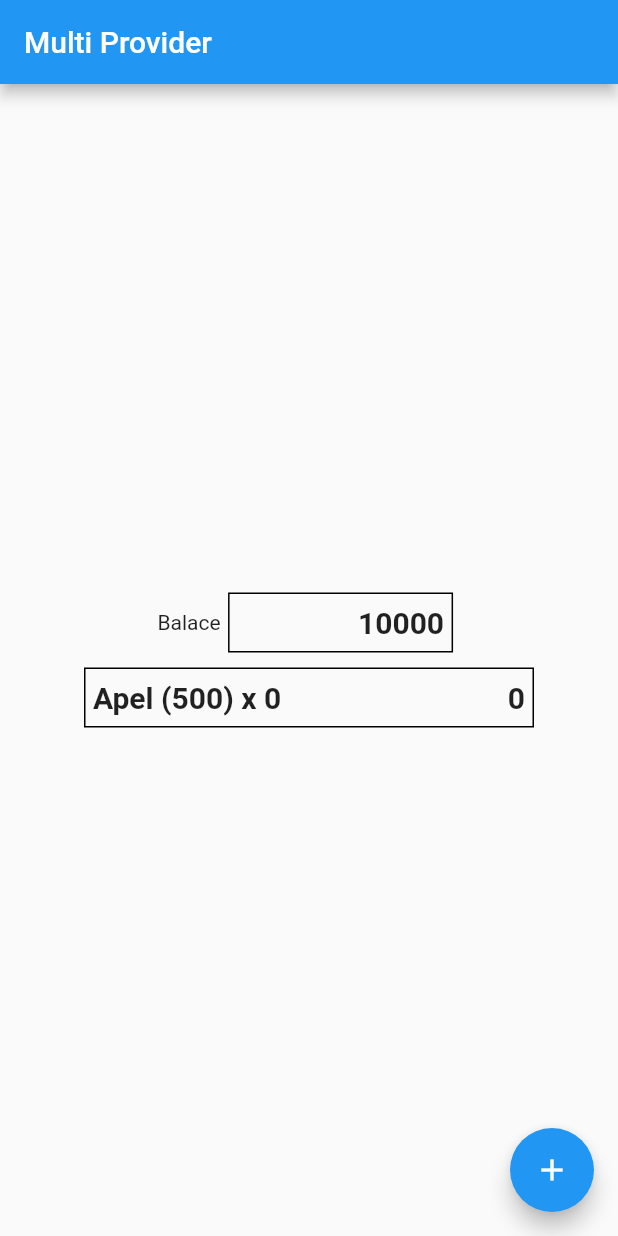
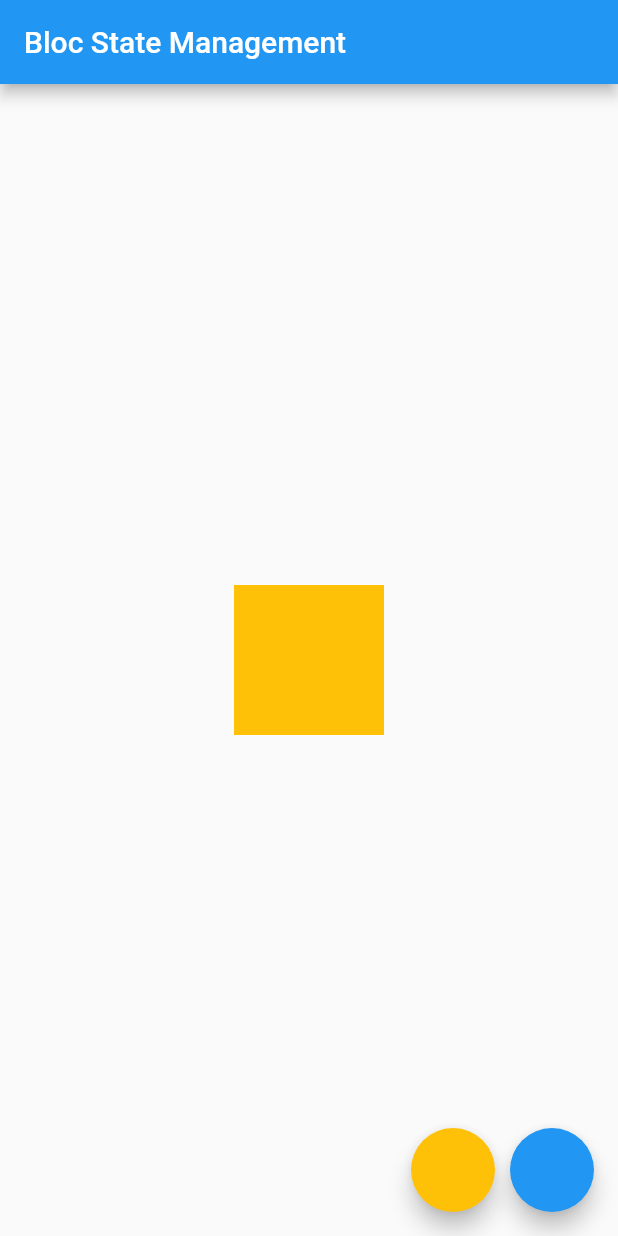
Before and after one commit to askaerlangga/belajar_flutter_dasar, a Flutter app: the screen it shows after launch, on a phone screen of 412 x 824 dp. Run offline on Flutter 3.47's test engine with Material 2 defaults, Android fonts, the phone set to English and light mode, and no system bars.

Commit message:
Bloc State Management

```diff
--- a/lib/cart.dart
+++ /dev/null
@@ -1,10 +0,0 @@
-import 'package:flutter/material.dart';
-
-class Cart with ChangeNotifier {
-  int _quantity = 0;
-  int get quantity => _quantity;
-  set quantity(int value) {
-    _quantity = value;
-    notifyListeners();
-  }
-}
--- /dev/null
+++ b/lib/color_bloc.dart
@@ -0,0 +1,33 @@
+import 'dart:async';
+
+import 'package:flutter/material.dart';
+
+enum ColorEvent { to_amber, to_blue }
+
+class ColorBloc {
+  Color _color = Colors.amber;
+
+  StreamController<ColorEvent> _eventController =
+      StreamController<ColorEvent>();
+  StreamSink<ColorEvent> get eventSink => _eventController.sink;
+
+  StreamController<Color> _stateController = StreamController<Color>();
+  StreamSink<Color> get _stateSink => _stateController.sink;
+  Stream<Color> get stateStream => _stateController.stream;
+
+  void _mapEventToState(ColorEvent colorEvent) {
+    (colorEvent == ColorEvent.to_amber)
+        ? _color = Colors.amber
+        : _color = Colors.blue;
+    _stateSink.add(_color);
+  }
+
+  ColorBloc() {
+    _eventController.stream.listen(_mapEventToState);
+  }
+
+  void dispose() {
+    _eventController.close();
+    _stateController.close();
+  }
+}
--- a/lib/main.dart
+++ b/lib/main.dart
@@ -1,94 +1,61 @@
-import 'package:belajar_flutter_dasar/cart.dart';
-import 'package:belajar_flutter_dasar/money.dart';
+import 'package:belajar_flutter_dasar/color_bloc.dart';
 import 'package:flutter/material.dart';
-import 'package:provider/provider.dart';
 
 void main() {
   runApp(const MyApp());
 }
 
-class MyApp extends StatelessWidget {
+class MyApp extends StatefulWidget {
   const MyApp({Key? key}) : super(key: key);
 
   @override
+  State<MyApp> createState() => _MyAppState();
+}
+
+class _MyAppState extends State<MyApp> {
+  @override
+  void dispose() {
+    bloc.dispose();
+    super.dispose();
+  }
+
+  ColorBloc bloc = ColorBloc();
+  @override
   Widget build(BuildContext context) {
     return MaterialApp(
-      home: MultiProvider(
-        providers: [
-          ChangeNotifierProvider<Money>(create: (context) => Money()),
-          ChangeNotifierProvider<Cart>(create: (context) => Cart())
-        ],
-        child: Scaffold(
-          floatingActionButton: Consumer<Money>(
-            builder: (context, money, _) => Consumer<Cart>(
-              builder: (context, cart, _) => FloatingActionButton(
-                onPressed: () {
-                  if (money.balance >= 500) {
-                    cart.quantity += 1;
-                    money.balance -= 500;
-                  }
-                },
-                child: Icon(Icons.add),
-              ),
-            ),
+      home: Scaffold(
+        floatingActionButton:
+            Row(mainAxisAlignment: MainAxisAlignment.end, children: [
+          FloatingActionButton(
+              backgroundColor: Colors.amber,
+              onPressed: () {
+                bloc.eventSink.add(ColorEvent.to_amber);
+              }),
+          SizedBox(
+            width: 10,
           ),
-          appBar: AppBar(title: Text('Multi Provider')),
-          body: Center(
-            child:
-                Column(mainAxisAlignment: MainAxisAlignment.center, children: [
-              Container(
-                child: Row(
-                  mainAxisAlignment: MainAxisAlignment.center,
-                  children: [
-                    Text('Balace'),
-                    Container(
-                        padding: EdgeInsets.all(5),
-                        margin: EdgeInsets.all(5),
-                        decoration: BoxDecoration(border: Border.all()),
-                        width: 150,
-                        height: 40,
-                        child: Align(
-                          alignment: Alignment.centerRight,
-                          child: Consumer<Money>(
-                            builder: (context, money, _) => Text(
-                              money.balance.toString(),
-                              style: const TextStyle(
-                                  fontSize: 20, fontWeight: FontWeight.bold),
-                            ),
-                          ),
-                        )),
-                  ],
-                ),
-              ),
-              Container(
-                  margin: EdgeInsets.all(5),
-                  padding: EdgeInsets.all(5),
-                  decoration: BoxDecoration(border: Border.all()),
-                  width: 300,
-                  height: 40,
-                  child: Align(
-                    alignment: Alignment.centerRight,
-                    child: Consumer<Cart>(
-                      builder: (context, cart, _) => Row(
-                        mainAxisAlignment: MainAxisAlignment.spaceBetween,
-                        children: [
-                          Text(
-                            'Apel (500) x ${cart.quantity}',
-                            style: const TextStyle(
-                                fontSize: 20, fontWeight: FontWeight.bold),
-                          ),
-                          Text(
-                            (500 * cart.quantity).toString(),
-                            style: const TextStyle(
-                                fontSize: 20, fontWeight: FontWeight.bold),
-                          ),
-                        ],
-                      ),
-                    ),
-                  ))
-            ]),
-          ),
+          FloatingActionButton(
+              backgroundColor: Colors.blue,
+              onPressed: () {
+                bloc.eventSink.add(ColorEvent.to_blue);
+              })
+        ]),
+        appBar: AppBar(
+          title: Text('Bloc State Management'),
         ),
+        body: Center(
+            child: StreamBuilder(
+          stream: bloc.stateStream,
+          initialData: Colors.amber,
+          builder: (context, AsyncSnapshot<Color> snapshot) {
+            return AnimatedContainer(
+              width: 100,
+              height: 100,
+              color: snapshot.data,
+              duration: Duration(milliseconds: 500),
+            );
+          },
+        )),
       ),
     );
   }
--- a/lib/money.dart
+++ /dev/null
@@ -1,10 +0,0 @@
-import 'package:flutter/material.dart';
-
-class Money with ChangeNotifier {
-  int _balance = 10000;
-  int get balance => _balance;
-  set balance(int value) {
-    _balance = value;
-    notifyListeners();
-  }
-}
```
